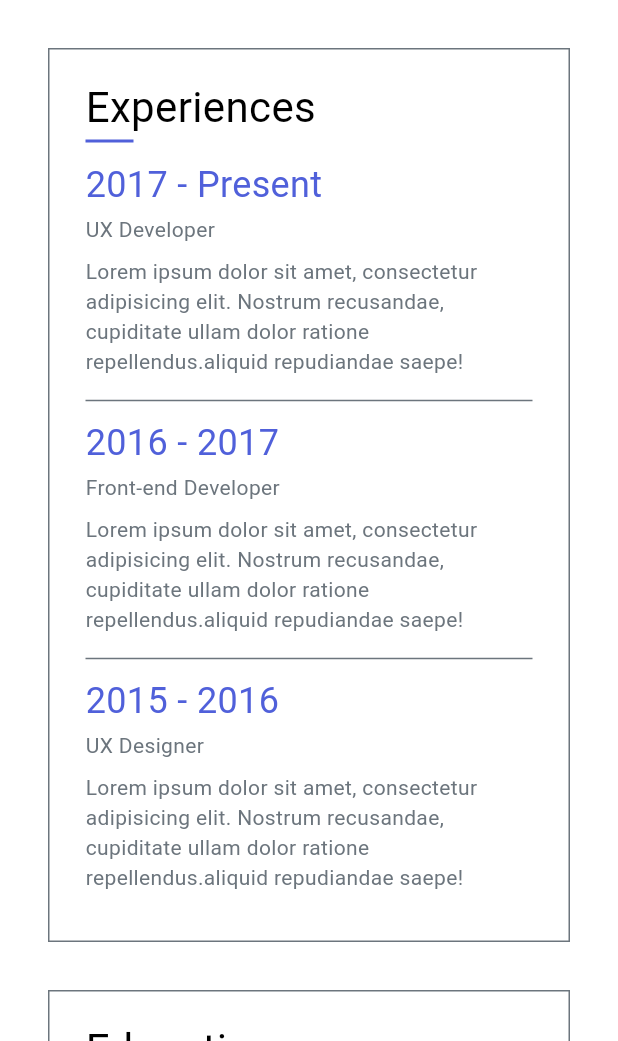
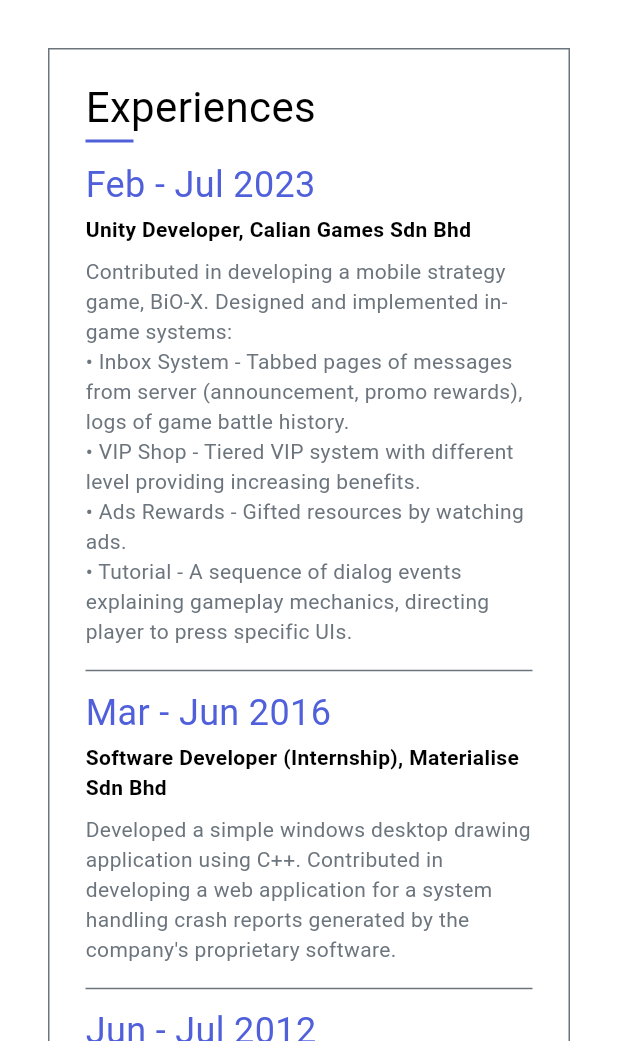
Before and after one commit to asyzruffz/Portfolio, a Flutter app: the screen it shows after launch, scrolled down 2304 dp, on a phone screen of 412 x 824 dp, the part 195-1236 px from its top. Run offline on Flutter 3.47's test engine with Material 3 defaults, Android fonts, the phone set to English and light mode, and no system bars; our stand-ins replace font_awesome_flutter.

Commit message:
Updated resume section

```diff
--- a/lib/constants/tag.dart
+++ b/lib/constants/tag.dart
@@ -55,6 +55,53 @@ class Tag {
   static const String aboutExpertiseDesc3 =
       'Finding and fixing the errors, defects, and glitches that affect the functionality, performance, and quality of a software.';
 
+  static const String resumeExpTime1 = 'Feb - Jul 2023';
+  static const String resumeExpRole1 = 'Unity Developer, Calian Games Sdn Bhd';
+  static const String resumeExpDesc1 =
+      'Contributed in developing a mobile strategy game, BiO-X. Designed and implemented in-game systems:\n• Inbox System - Tabbed pages of messages from server (announcement, promo rewards), logs of game battle history.\n• VIP Shop - Tiered VIP system with different level providing increasing benefits.\n• Ads Rewards - Gifted resources by watching ads.\n• Tutorial - A sequence of dialog events explaining gameplay mechanics, directing player to press specific UIs.';
+
+  static const String resumeExpTime2 = 'Mar - Jun 2016';
+  static const String resumeExpRole2 =
+      'Software Developer (Internship), Materialise Sdn Bhd';
+  static const String resumeExpDesc2 =
+      'Developed a simple windows desktop drawing application using C++. Contributed in developing a web application for a system handling crash reports generated by the company\'s proprietary software.';
+
+  static const String resumeExpTime3 = 'Jun - Jul 2012';
+  static const String resumeExpRole3 =
+      'Electrician (Internship), ARTUR LESER Elektrotechnik GmbH';
+  static const String resumeExpDesc3 =
+      'Assisted in some cable and wiring maintenance for buildings.';
+
+  static const String resumeEduTime1 = '2014 - 2018';
+  static const String resumeEduLevel1 =
+      'Bachelor of Computer Science (Hons) with Specialization in Game Development';
+  static const String resumeEduDesc1 =
+      'CGPA: 3.89\nMultimedia University, Cyberjaya';
+
+  static const String resumeEduTime2 = '2012 - 2014';
+  static const String resumeEduLevel2 =
+      'Bachelor (B.Eng.) in Mechatronics/Precision Technology';
+  static const String resumeEduDesc2 =
+      'Dropout\nTechnische Hochschule Nürnberg, Nuremberg, Germany';
+
+  static const String resumeEduTime3 = '2010 - 2011';
+  static const String resumeEduLevel3 =
+      'Australian Matriculation Programme (AUSMAT)';
+  static const String resumeEduDesc3 =
+      'ATAR: 96.50\nKBU International College, Petaling Jaya';
+
+  static const String resumeSkill1 = 'Object-oriented: C++, C#, Java';
+  static const double resumeSkillScore1 = 1.0;
+  static const String resumeSkill2 = 'Game engine: Unity, Unreal Engine';
+  static const double resumeSkillScore2 = 1.0;
+  static const String resumeSkill3 = 'Scripting: Javascript, Lua';
+  static const double resumeSkillScore3 = 1.0;
+
+  static const String resumeLanguage1 = 'Malay';
+  static const double resumeLangScore1 = 1.0;
+  static const String resumeLanguage2 = 'English';
+  static const double resumeLangScore2 = 0.95;
+
   static const String contactFormTitle = 'Send a message';
   static const String contactInfoTitle = 'Get in touch';
   static const String contactSendBtn = 'Send Message';
--- a/lib/sections/resume_section.dart
+++ b/lib/sections/resume_section.dart
@@ -1,6 +1,7 @@
 import 'package:flutter/material.dart';
 import 'package:portfolio/constants/palette.dart';
 import 'package:portfolio/constants/ruler.dart';
+import 'package:portfolio/constants/tag.dart';
 import 'package:portfolio/widgets/content_layout.dart';
 import 'package:portfolio/widgets/responsive.dart';
 import 'package:portfolio/widgets/section_title.dart';
@@ -35,55 +36,55 @@ class ResumeSection extends StatelessWidget {
 class ResumeDetails extends StatelessWidget {
   final List<Widget> experienceCard = const [
     ResumeCardContent(
-      timePeriod: '2017 - Present',
-      title: 'UX Developer',
-      description:
-          'Lorem ipsum dolor sit amet, consectetur adipisicing elit. Nostrum recusandae, cupiditate ullam dolor ratione repellendus.aliquid repudiandae saepe!',
+      timePeriod: Tag.resumeExpTime1,
+      title: Tag.resumeExpRole1,
+      description: Tag.resumeExpDesc1,
     ),
     ResumeCardContent(
-      timePeriod: '2016 - 2017',
-      title: 'Front-end Developer',
-      description:
-          'Lorem ipsum dolor sit amet, consectetur adipisicing elit. Nostrum recusandae, cupiditate ullam dolor ratione repellendus.aliquid repudiandae saepe!',
+      timePeriod: Tag.resumeExpTime2,
+      title: Tag.resumeExpRole2,
+      description: Tag.resumeExpDesc2,
     ),
     ResumeCardContent(
-      timePeriod: '2015 - 2016',
-      title: 'UX Designer',
-      description:
-          'Lorem ipsum dolor sit amet, consectetur adipisicing elit. Nostrum recusandae, cupiditate ullam dolor ratione repellendus.aliquid repudiandae saepe!',
+      timePeriod: Tag.resumeExpTime3,
+      title: Tag.resumeExpRole3,
+      description: Tag.resumeExpDesc3,
     ),
   ];
 
   final List<Widget> educationCard = const [
     ResumeCardContent(
-      timePeriod: '2017 - Present',
-      title: 'B.E Computer Engineering',
-      description:
-          'Lorem ipsum dolor sit amet, consectetur adipisicing elit. Nostrum recusandae, cupiditate ullam dolor ratione repellendus.aliquid repudiandae saepe!',
+      timePeriod: Tag.resumeEduTime1,
+      title: Tag.resumeEduLevel1,
+      description: Tag.resumeEduDesc1,
     ),
     ResumeCardContent(
-      timePeriod: '2016 - 2017',
-      title: 'Diploma in Computer Engineering',
-      description:
-          'Lorem ipsum dolor sit amet, consectetur adipisicing elit. Nostrum recusandae, cupiditate ullam dolor ratione repellendus.aliquid repudiandae saepe!',
+      timePeriod: Tag.resumeEduTime2,
+      title: Tag.resumeEduLevel2,
+      description: Tag.resumeEduDesc2,
     ),
     ResumeCardContent(
-      timePeriod: '2015 - 2016',
-      title: 'High School Degree',
-      description:
-          'Lorem ipsum dolor sit amet, consectetur adipisicing elit. Nostrum recusandae, cupiditate ullam dolor ratione repellendus.aliquid repudiandae saepe!',
+      timePeriod: Tag.resumeEduTime3,
+      title: Tag.resumeEduLevel3,
+      description: Tag.resumeEduDesc3,
     ),
   ];
 
   final List<Widget> skillCard = const [
-    ResumeCardAttribute(label: 'HTML5 & CSS3', value: 0.9),
-    ResumeCardAttribute(label: 'Javascript', value: 0.8),
-    ResumeCardAttribute(label: 'PHP', value: 0.6),
+    ResumeCardAttribute(label: Tag.resumeSkill1, value: Tag.resumeSkillScore1),
+    ResumeCardAttribute(label: Tag.resumeSkill2, value: Tag.resumeSkillScore2),
+    ResumeCardAttribute(label: Tag.resumeSkill3, value: Tag.resumeSkillScore3),
   ];
 
   final List<Widget> languageCard = const [
-    ResumeCardAttribute(label: 'Malay', value: 1),
-    ResumeCardAttribute(label: 'English', value: 0.95),
+    ResumeCardAttribute(
+      label: Tag.resumeLanguage1,
+      value: Tag.resumeLangScore1,
+    ),
+    ResumeCardAttribute(
+      label: Tag.resumeLanguage2,
+      value: Tag.resumeLangScore2,
+    ),
   ];
 
   const ResumeDetails({
@@ -272,7 +273,10 @@ class ResumeCardContent extends StatelessWidget {
         const SizedBox(height: Ruler.miniX),
         Text(
           title,
-          style: const TextStyle(color: Palette.secondary),
+          style: const TextStyle(
+            fontWeight: FontWeight.bold,
+            //color: Palette.secondary,
+          ),
         ),
         const SizedBox(height: Ruler.miniX),
         Text(
```
